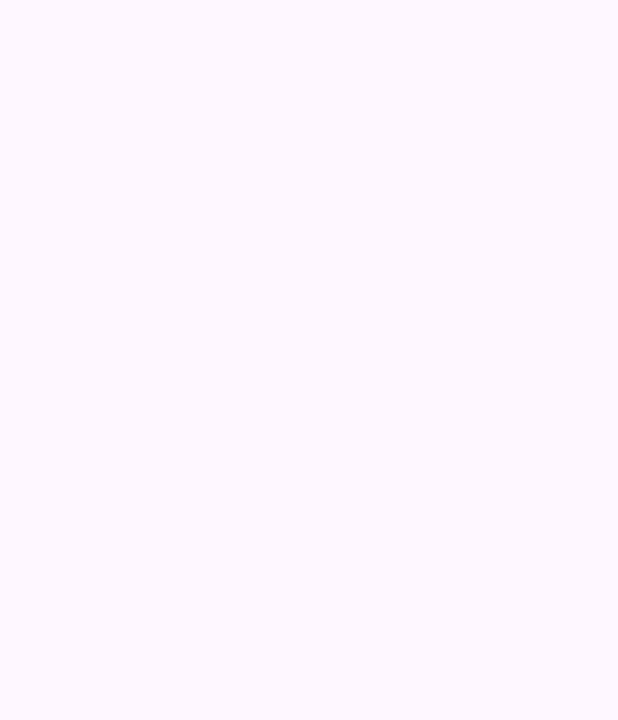
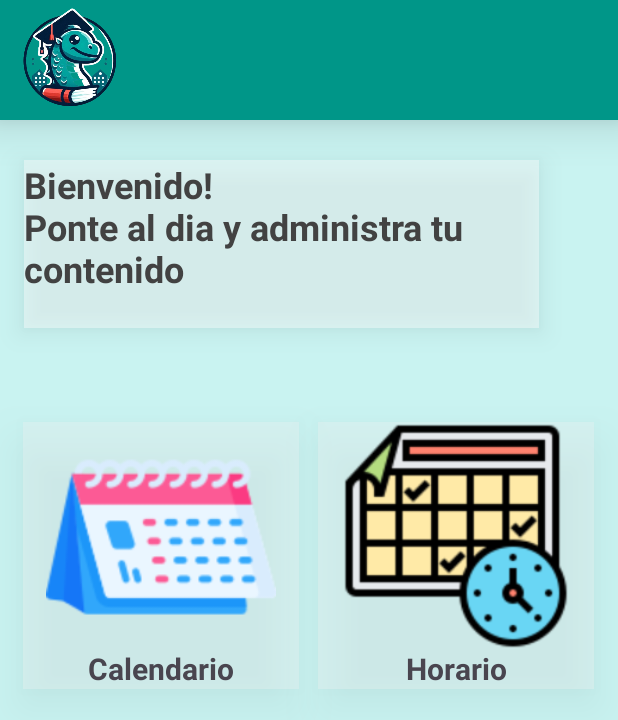
Before and after one commit to SolYX1349/Calendrag, an Android app: the activity_home screen opened directly, with no data from a screen before it, on a phone screen of 412 x 824 dp. Before the commit the part shown is empty. Shown: the top 720 px of the screen. Run offline under Robolectric (Android 15) with nearby library versions, the phone set to English and light mode, and no system bars.

Commit message:
Se agrega contenido y disenio a la ventana home

```diff
--- a/app/src/main/java/com/example/calendrag/MainActivity.java
+++ b/app/src/main/java/com/example/calendrag/MainActivity.java
@@ -1,5 +1,6 @@
 package com.example.calendrag;
 
+import android.content.Intent;
 import android.os.Bundle;
 import android.view.View;
 import android.widget.EditText;
@@ -39,6 +40,8 @@ public class MainActivity extends AppCompatActivity {
         if (isValid()) {
             //Resend to the next sheet
             Toast.makeText(this, "Exito al iniciar.", Toast.LENGTH_LONG).show();
+            Intent intent = new Intent(this, activity_home.class);
+            startActivity(intent);
         } else {
             //Send an error message
             Toast.makeText(this, "Error al iniciar sesion intenta de nuevo.", Toast.LENGTH_LONG).show();
--- a/app/src/main/res/layout/activity_home.xml
+++ b/app/src/main/res/layout/activity_home.xml
@@ -5,6 +5,113 @@
     android:id="@+id/main"
     android:layout_width="match_parent"
     android:layout_height="match_parent"
+    android:background="#C9F3F1"
     tools:context=".activity_home">
 
+    <FrameLayout
+        android:id="@+id/frameLayout"
+        android:layout_width="0dp"
+        android:layout_height="80dp"
+        android:background="#009688"
+        android:elevation="19dp"
+        app:layout_constraintBottom_toBottomOf="parent"
+        app:layout_constraintEnd_toEndOf="parent"
+        app:layout_constraintHorizontal_bias="0.0"
+        app:layout_constraintStart_toStartOf="parent"
+        app:layout_constraintTop_toTopOf="parent"
+        app:layout_constraintVertical_bias="0.0">
+
+        <ImageView
+            android:id="@+id/imageView3"
+            android:layout_width="93dp"
+            android:layout_height="wrap_content"
+            android:verticalScrollbarPosition="defaultPosition"
+            app:srcCompat="@drawable/dragon_min" />
+    </FrameLayout>
+
+    <TextView
+        android:id="@+id/textView2"
+        android:layout_width="343dp"
+        android:layout_height="112dp"
+        android:background="#65FFFFFF"
+        android:elevation="10dp"
+        android:text="@string/bienvenido_nponte_al_dia_y_administra_tu_contenido"
+        android:textAlignment="inherit"
+        android:textColor="#424242"
+        android:textSize="24sp"
+        android:textStyle="bold"
+        android:typeface="sans"
+        android:verticalScrollbarPosition="defaultPosition"
+        app:circularflow_angles="15dp"
+        app:layout_constraintBottom_toBottomOf="parent"
+        app:layout_constraintEnd_toEndOf="parent"
+        app:layout_constraintHorizontal_bias="0.235"
+        app:layout_constraintStart_toStartOf="parent"
+        app:layout_constraintTop_toTopOf="parent"
+        app:layout_constraintVertical_bias="0.15" />
+
+    <FrameLayout
+        android:id="@+id/frameLayout_calendario"
+        android:layout_width="184dp"
+        android:layout_height="178dp"
+        android:background="#4DF2F2F2"
+        android:elevation="19dp"
+        app:circularflow_angles="10dp"
+        app:layout_constraintBottom_toBottomOf="parent"
+        app:layout_constraintEnd_toEndOf="parent"
+        app:layout_constraintHorizontal_bias="0.066"
+        app:layout_constraintStart_toStartOf="parent"
+        app:layout_constraintTop_toTopOf="parent"
+        app:layout_constraintVertical_bias="0.435">
+
+        <ImageView
+            android:id="@+id/imageView_calendar_general"
+            android:layout_width="match_parent"
+            android:layout_height="153dp"
+            app:srcCompat="@drawable/calendar" />
+
+        <TextView
+            android:id="@+id/textView_calendar_general"
+            android:layout_width="match_parent"
+            android:layout_height="wrap_content"
+            android:layout_gravity="bottom"
+            android:text="@string/calendario"
+            android:textAlignment="center"
+            android:textSize="20sp"
+            android:textStyle="bold"
+            tools:ignore="RtlCompat" />
+    </FrameLayout>
+
+    <FrameLayout
+        android:id="@+id/frameLayout_horario"
+        android:layout_width="184dp"
+        android:layout_height="178dp"
+        android:background="#4DF2F2F2"
+        android:elevation="19dp"
+        app:circularflow_angles="10dp"
+        app:layout_constraintBottom_toBottomOf="parent"
+        app:layout_constraintEnd_toEndOf="parent"
+        app:layout_constraintHorizontal_bias="0.929"
+        app:layout_constraintStart_toStartOf="parent"
+        app:layout_constraintTop_toTopOf="parent"
+        app:layout_constraintVertical_bias="0.435">
+        <TextView
+            android:id="@+id/textView_horario"
+            android:layout_width="match_parent"
+            android:layout_height="wrap_content"
+            android:layout_gravity="bottom"
+            android:text="@string/horario"
+            android:textAlignment="center"
+            android:textSize="20sp"
+            android:textStyle="bold"
+            tools:ignore="RtlCompat" />
+
+        <ImageView
+            android:id="@+id/imageView_horario"
+            android:layout_width="match_parent"
+            android:layout_height="152dp"
+            android:layout_gravity="start"
+            app:srcCompat="@drawable/horario" />
+    </FrameLayout>
+
 </androidx.constraintlayout.widget.ConstraintLayout>
--- a/app/src/main/res/values/strings.xml
+++ b/app/src/main/res/values/strings.xml
@@ -50,4 +50,8 @@
     <string name="contrase_a">contraseña</string>
     <string name="password">contraseña</string>
     <string name="imagen_de_un_drogon">Imagen de un drogon</string>
+    <string name="bienvenido_nadministra_tu_contenido_y_ponte_al_dia">Bienvenido!\nadministra tu contenido y ponte al dia!</string>
+    <string name="bienvenido_nponte_al_dia_y_administra_tu_contenido">Bienvenido!\nPonte al dia y administra tu contenido</string>
+    <string name="calendario">Calendario</string>
+    <string name="horario">Horario</string>
 </resources>
```
Also changed, not shown: app/src/main/res/drawable/calendar.png (added), app/src/main/res/drawable/dragon_min.png (added), app/src/main/res/drawable/horario.png (added).
